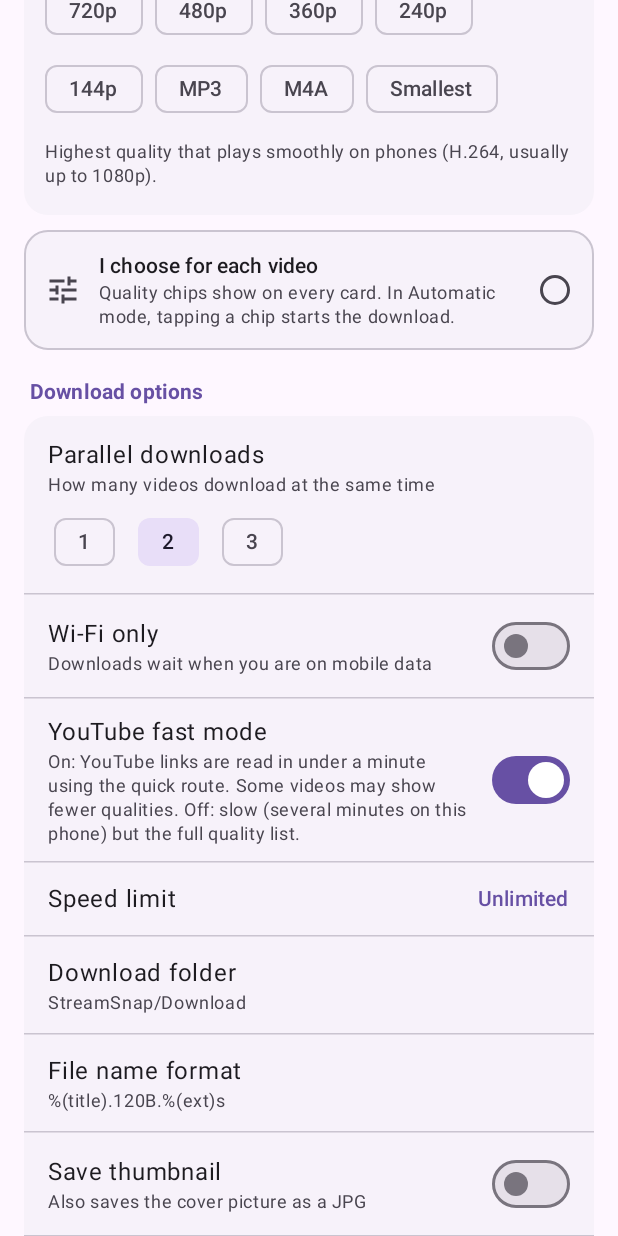
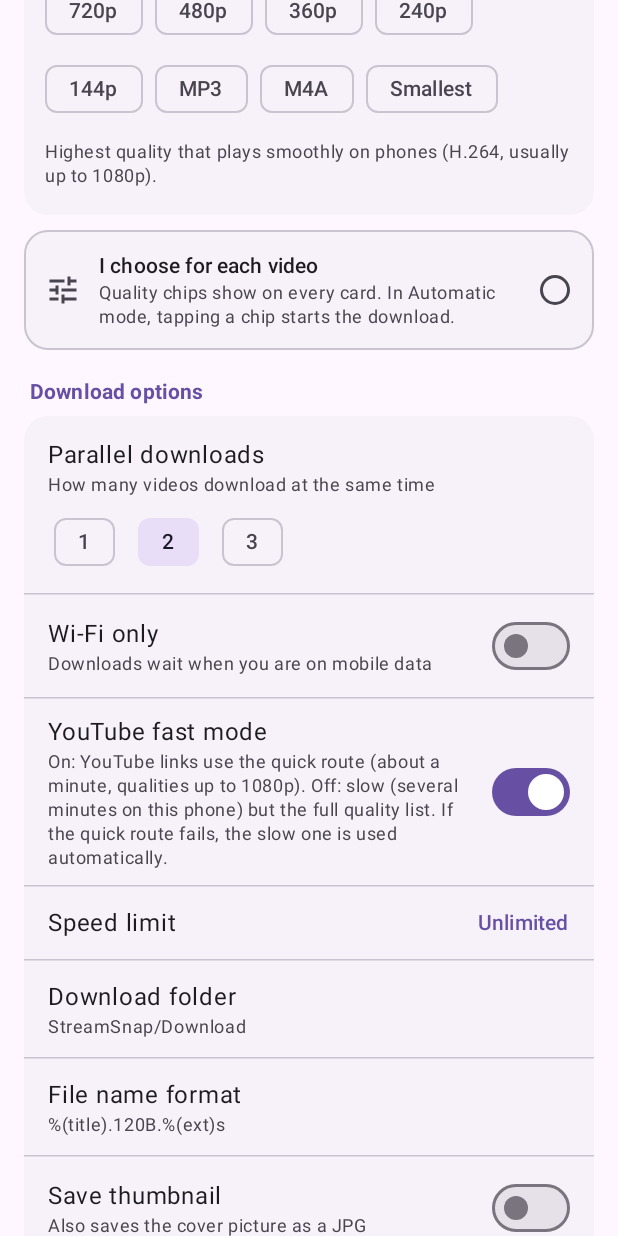
Before and after one commit to Muhammad-Anas-676/StreamSnap, an Android app built with Jetpack Compose: the composable SettingsScreen shown on its own in the app's theme, scrolled down 576 dp, on a phone screen of 412 x 824 dp. Run offline under Robolectric (Android 15) with nearby library versions, the phone set to English and light mode, and no system bars; our stand-ins replace Shimmer; libraries missing offline, so code that uses them is left out: com.yausername.ffmpeg, com.yausername.youtubedl_android; 1 statement that could not run was skipped.

Commit message:
Deploy StreamSnap v1.0.0

```diff
--- a/app/build.gradle.kts
+++ b/app/build.gradle.kts
@@ -12,8 +12,8 @@ android {
         applicationId = "com.anas.streamsnap"
         minSdk = 24
         targetSdk = 34
-        versionCode = 5
-        versionName = "1.0.4"
+        versionCode = 6
+        versionName = "1.0.5"
 
         // Both phone architectures in one universal APK (older and newer phones).
         ndk {
--- a/app/src/main/java/com/anas/streamsnap/engine/Engine.kt
+++ b/app/src/main/java/com/anas/streamsnap/engine/Engine.kt
@@ -124,10 +124,11 @@ object Engine {
         val fast: Boolean = false,
     )
 
-    // YouTube "fast mode": this player client needs no JavaScript solving, which is what takes minutes on a phone.
+    // YouTube "fast mode": the visionos player client needs no JavaScript solving and no PO token, which is what
+    // takes minutes on a phone (up to 1080p). The older android_vr client lists formats but YouTube answers 403 when downloading them.
     private fun ytFastPlan() = Plan(
         "fast YouTube (no JavaScript)",
-        listOf("--extractor-args" to "youtube:player_client=android_vr"),
+        listOf("--extractor-args" to "youtube:player_client=visionos"),
         fast = true,
     )
 
--- a/app/src/main/java/com/anas/streamsnap/ui/SettingsScreen.kt
+++ b/app/src/main/java/com/anas/streamsnap/ui/SettingsScreen.kt
@@ -374,8 +374,8 @@ private fun DownloadOptionsSection(prefs: Prefs, hasScheduled: Boolean) {
         SwitchRow(
             tr("YouTube fast mode", "یوٹیوب فاسٹ موڈ"),
             tr(
-                "On: YouTube links are read in under a minute using the quick route. Some videos may show fewer qualities. Off: slow (several minutes on this phone) but the full quality list.",
-                "آن: یوٹیوب لنک ایک منٹ کے اندر پڑھا جاتا ہے، کچھ ویڈیوز میں کوالٹیاں کم ہو سکتی ہیں۔ آف: سست (کئی منٹ) مگر مکمل کوالٹی لسٹ۔",
+                "On: YouTube links use the quick route (about a minute, qualities up to 1080p). Off: slow (several minutes on this phone) but the full quality list. If the quick route fails, the slow one is used automatically.",
+                "آن: یوٹیوب لنک تیز راستے سے چلتے ہیں (تقریباً ایک منٹ، 1080p تک کوالٹی)۔ آف: سست (کئی منٹ) مگر مکمل کوالٹی لسٹ۔ تیز راستہ ناکام ہو تو سست راستہ خود چلتا ہے۔",
             ),
             prefs.ytFast,
         ) { v -> Settings.update { it.copy(ytFast = v) } }
```
